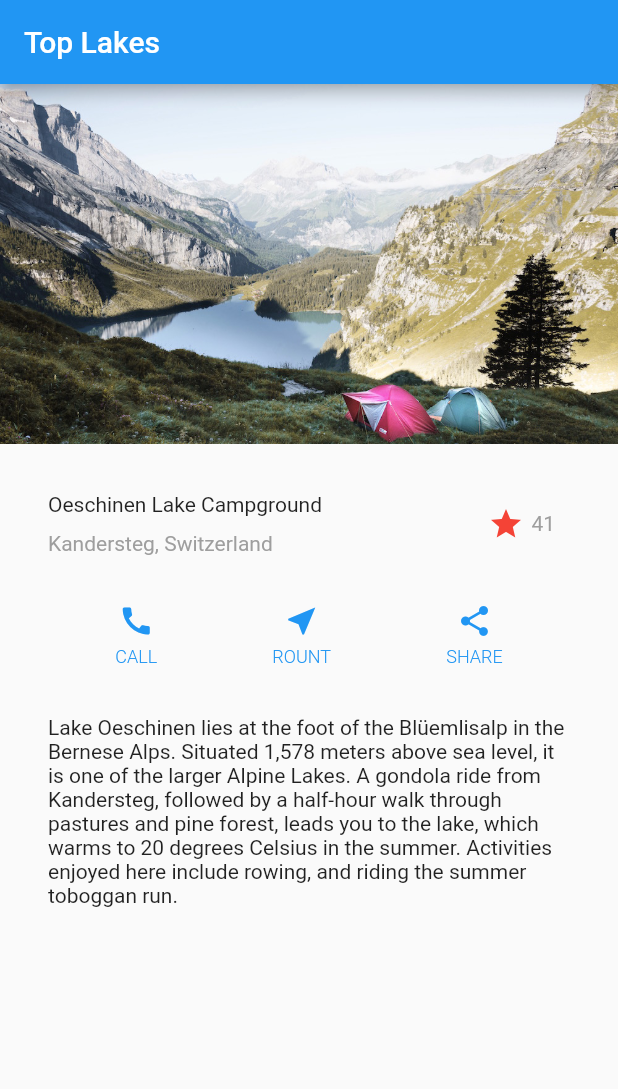
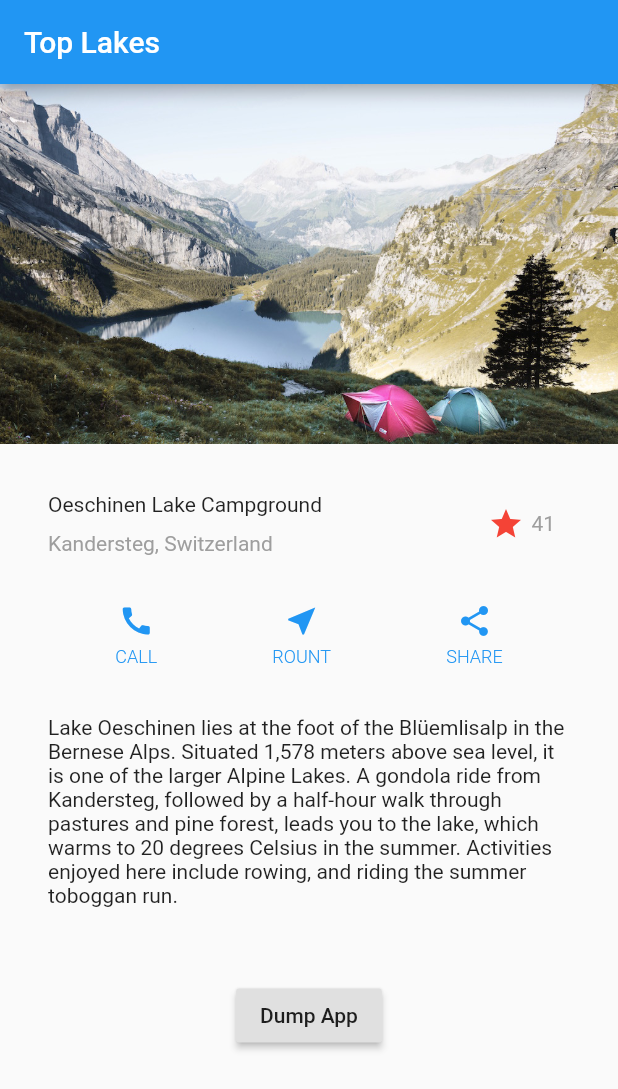
Before and after one commit to androidmalin/flutter-ui-basic1, a Flutter app: the screen it shows after launch, on a phone screen of 412 x 824 dp. Shown: the top 1089 px of the screen. Run offline on Flutter 3.47's test engine with Material 2 defaults, Android fonts, the phone set to English and light mode, and no system bars.

Commit message:
add debug mode

```diff
--- a/lib/main.dart
+++ b/lib/main.dart
@@ -1,6 +1,11 @@
 import 'package:flutter/material.dart';
+import 'package:flutter/rendering.dart';
 
+/// https://flutter.io/docs/development/ui/layout
 void main() {
+  //debugPaintSizeEnabled = true;
+  //debugPaintBaselinesEnabled = true;
+  //debugPaintPointersEnabled = true;
   runApp(MyApp());
 }
 
@@ -28,6 +33,18 @@ Lake Oeschinen lies at the foot of the Blüemlisalp in the Bernese Alps. Situate
         softWrap: true,
       ),
     );
+
+    final debugButton = Container(
+      child: Center(
+        child: RaisedButton(
+          onPressed: () {
+            //debugDumpApp();
+            debugDumpLayerTree();
+          },
+          child: Text('Dump App'),
+        ),
+      ),
+    );
     return MaterialApp(
       title: 'Flutter',
       home: Scaffold(
@@ -36,10 +53,12 @@ Lake Oeschinen lies at the foot of the Blüemlisalp in the Bernese Alps. Situate
         ),
         body: ListView(
           children: <Widget>[
-            Image.asset('images/lake.jpg',width: 600, height: 240, fit: BoxFit.cover),
+            Image.asset('images/lake.jpg',
+                width: 600, height: 240, fit: BoxFit.cover),
             titleSection,
             buttonSectionLayout,
-            textSection
+            textSection,
+            debugButton
           ],
         ),
       ),
```
Also changed, not shown: lake.jpg (added), 1 other file.
